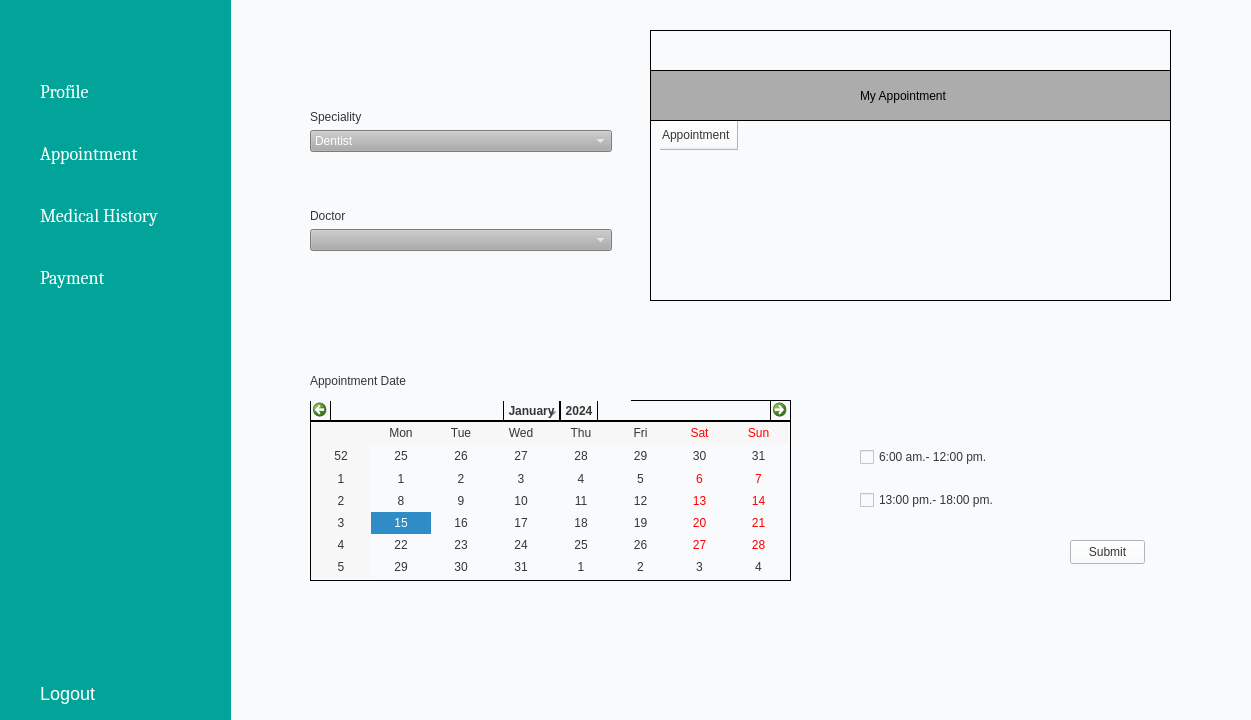
Old version of the form src/gui/ui/MainWindowDoctor.ui in the repository RoronoaZoro321/Healthcare-Management-System.
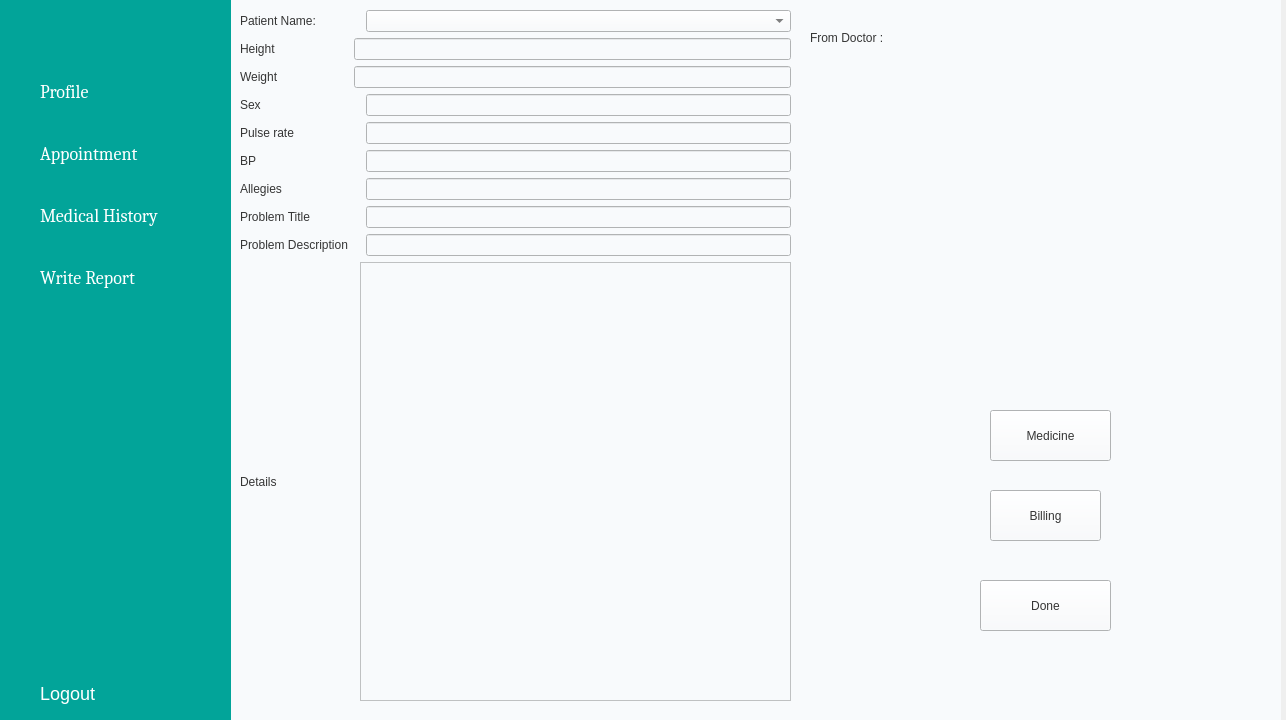
New version of the form. Icons and pictures are not drawn.

```diff
--- a/src/gui/ui/MainWindowDoctor.ui
+++ b/src/gui/ui/MainWindowDoctor.ui
@@ -6,7 +6,7 @@
    <rect>
     <x>0</x>
     <y>0</y>
-    <width>1251</width>
+    <width>1286</width>
     <height>720</height>
    </rect>
   </property>
@@ -34,7 +34,7 @@
      <item row="0" column="1">
       <widget class="QStackedWidget" name="stackedWidget">
        <property name="currentIndex">
-        <number>1</number>
+        <number>3</number>
        </property>
        <widget class="QWidget" name="page">
         <layout class="QGridLayout" name="gridLayout">
@@ -174,279 +174,342 @@
           <rect>
            <x>-30</x>
            <y>-10</y>
-           <width>1041</width>
+           <width>1051</width>
            <height>721</height>
           </rect>
          </property>
          <property name="locale">
           <locale language="English" country="UnitedStates"/>
          </property>
-         <widget class="QCalendarWidget" name="Calendar">
+         <widget class="QLabel" name="label_2">
           <property name="geometry">
            <rect>
-            <x>110</x>
-            <y>410</y>
-            <width>481</width>
-            <height>181</height>
+            <x>420</x>
+            <y>300</y>
+            <width>141</width>
+            <height>101</height>
            </rect>
-          </property>
-          <property name="styleSheet">
-           <string notr="true">border: 1px solid black;
-font: 8pt &quot;Cambria&quot;;
-
-</string>
-          </property>
-          <property name="locale">
-           <locale language="English" country="UnitedStates"/>
-          </property>
-         </widget>
-         <widget class="QPushButton" name="Submit">
-          <property name="geometry">
-           <rect>
-            <x>870</x>
-            <y>550</y>
-            <width>75</width>
-            <height>24</height>
-           </rect>
-          </property>
-          <property name="styleSheet">
-           <string notr="true">font: 8pt &quot;Cambria&quot;;
-</string>
           </property>
           <property name="text">
-           <string>Submit</string>
+           <string>appointment</string>
           </property>
          </widget>
-         <widget class="QWidget" name="layoutWidget">
+        </widget>
+       </widget>
+       <widget class="QWidget" name="page_3">
+        <widget class="QWidget" name="widget_8" native="true">
+         <property name="geometry">
+          <rect>
+           <x>-10</x>
+           <y>-10</y>
+           <width>1051</width>
+           <height>721</height>
+          </rect>
+         </property>
+         <widget class="QTextEdit" name="textEdit">
           <property name="geometry">
            <rect>
-            <x>660</x>
-            <y>440</y>
-            <width>279</width>
-            <height>99</height>
-           </rect>
-          </property>
-          <layout class="QVBoxLayout" name="verticalLayout_3">
-           <item>
-            <widget class="QCheckBox" name="checkBox">
-             <property name="styleSheet">
-              <string notr="true">font: 10pt &quot;Cambria&quot;;
-</string>
-             </property>
-             <property name="text">
-              <string>6:00 am.- 12:00 pm.</string>
-             </property>
-            </widget>
-           </item>
-           <item>
-            <widget class="QCheckBox" name="checkBox_2">
-             <property name="styleSheet">
-              <string notr="true">font: 10pt &quot;Cambria&quot;;
-</string>
-             </property>
-             <property name="text">
-              <string>13:00 pm.- 18:00 pm.</string>
-             </property>
-            </widget>
-           </item>
-          </layout>
-         </widget>
-         <widget class="QWidget" name="widget_8" native="true">
-          <property name="geometry">
-           <rect>
-            <x>450</x>
-            <y>40</y>
-            <width>521</width>
-            <height>271</height>
-           </rect>
-          </property>
-          <property name="styleSheet">
-           <string notr="true">border: 1px solid black;
-background: #F8FAFC;</string>
-          </property>
-          <widget class="QTableWidget" name="tableWidget">
-           <property name="geometry">
-            <rect>
-             <x>10</x>
-             <y>90</y>
-             <width>501</width>
-             <height>171</height>
-            </rect>
-           </property>
-           <property name="styleSheet">
-            <string notr="true">font: 12pt &quot;Cambria&quot;;
-border: None;</string>
-           </property>
-           <row>
-            <property name="text">
-             <string>Appointment</string>
-            </property>
-           </row>
-          </widget>
-          <widget class="QWidget" name="widget_9" native="true">
-           <property name="geometry">
-            <rect>
-             <x>0</x>
-             <y>40</y>
-             <width>521</width>
-             <height>51</height>
-            </rect>
-           </property>
-           <property name="styleSheet">
-            <string notr="true">background: #ACACAC;</string>
-           </property>
-           <widget class="QLabel" name="label_7">
-            <property name="geometry">
-             <rect>
-              <x>210</x>
-              <y>10</y>
-              <width>191</width>
-              <height>31</height>
-             </rect>
-            </property>
-            <property name="styleSheet">
-             <string notr="true">font: 14pt &quot;Cambria&quot;;
-color: black;
-border: None;</string>
-            </property>
-            <property name="text">
-             <string>My Appointment</string>
-            </property>
-           </widget>
-          </widget>
-         </widget>
-         <widget class="QLabel" name="label_6">
-          <property name="geometry">
-           <rect>
-            <x>110</x>
-            <y>370</y>
-            <width>321</width>
+            <x>570</x>
+            <y>80</y>
+            <width>301</width>
             <height>41</height>
            </rect>
           </property>
+          <property name="placeholderText">
+           <string>Enter Patient ID</string>
+          </property>
+         </widget>
+         <widget class="QTableWidget" name="tableWidget">
+          <property name="geometry">
+           <rect>
+            <x>120</x>
+            <y>170</y>
+            <width>761</width>
+            <height>431</height>
+           </rect>
+          </property>
           <property name="styleSheet">
-           <string notr="true">font: 12pt &quot;Cambria&quot;;</string>
+           <string notr="true">border: none;</string>
           </property>
-          <property name="text">
-           <string>Appointment Date</string>
+          <property name="showGrid">
+           <bool>false</bool>
           </property>
+          <attribute name="horizontalHeaderStretchLastSection">
+           <bool>false</bool>
+          </attribute>
+          <attribute name="verticalHeaderVisible">
+           <bool>false</bool>
+          </attribute>
+          <attribute name="verticalHeaderStretchLastSection">
+           <bool>false</bool>
+          </attribute>
+          <row>
+           <property name="text">
+            <string>New Row</string>
+           </property>
+          </row>
+          <row>
+           <property name="text">
+            <string>New Row</string>
+           </property>
+          </row>
+          <column>
+           <property name="text">
+            <string>Patient id</string>
+           </property>
+          </column>
+          <column>
+           <property name="text">
+            <string>Patient Name</string>
+           </property>
+          </column>
+          <column>
+           <property name="text">
+            <string>Doctor</string>
+           </property>
+          </column>
+          <column>
+           <property name="text">
+            <string/>
+           </property>
+          </column>
          </widget>
-         <widget class="QWidget" name="layoutWidget_1">
+        </widget>
+       </widget>
+       <widget class="QWidget" name="page_4">
+        <widget class="QWidget" name="widget_7" native="true">
+         <property name="geometry">
+          <rect>
+           <x>-10</x>
+           <y>-10</y>
+           <width>1051</width>
+           <height>721</height>
+          </rect>
+         </property>
+         <widget class="QWidget" name="widget_9" native="true">
           <property name="geometry">
            <rect>
-            <x>110</x>
-            <y>120</y>
-            <width>302</width>
-            <height>141</height>
+            <x>20</x>
+            <y>20</y>
+            <width>551</width>
+            <height>691</height>
            </rect>
           </property>
-          <layout class="QVBoxLayout" name="verticalLayout_4">
-           <item>
-            <widget class="QLabel" name="label_2">
-             <property name="styleSheet">
-              <string notr="true">font: 12pt &quot;Cambria&quot;;
-</string>
+          <layout class="QGridLayout" name="gridLayout_3">
+           <item row="7" column="3">
+            <widget class="QLineEdit" name="lineEdit_6"/>
+           </item>
+           <item row="10" column="0">
+            <widget class="QLabel" name="label_13">
+             <property name="text">
+              <string>Problem Description</string>
              </property>
+            </widget>
+           </item>
+           <item row="9" column="0">
+            <widget class="QLabel" name="label_11">
              <property name="text">
-              <string>Speciality</string>
+              <string>Problem Title</string>
              </property>
             </widget>
            </item>
-           <item>
-            <widget class="QComboBox" name="Speciality">
-             <property name="styleSheet">
-              <string notr="true">background: #ACACAC;
-font: 12pt &quot;Cambria&quot;;
-color: white;</string>
+           <item row="18" column="2" colspan="2">
+            <widget class="QTextEdit" name="textEdit_2"/>
+           </item>
+           <item row="6" column="0">
+            <widget class="QLabel" name="label_10">
+             <property name="text">
+              <string>BP</string>
              </property>
-             <property name="editable">
-              <bool>false</bool>
+            </widget>
+           </item>
+           <item row="6" column="3">
+            <widget class="QLineEdit" name="lineEdit_5"/>
+           </item>
+           <item row="7" column="0">
+            <widget class="QLabel" name="label_14">
+             <property name="text">
+              <string>Allegies</string>
              </property>
-             <property name="currentText">
-              <string>Dentist</string>
+            </widget>
+           </item>
+           <item row="18" column="0">
+            <widget class="QLabel" name="label_12">
+             <property name="text">
+              <string>Details</string>
              </property>
-             <item>
-              <property name="text">
-               <string>Dentist</string>
-              </property>
-             </item>
-             <item>
-              <property name="text">
-               <string>Cardiology</string>
-              </property>
-             </item>
-             <item>
-              <property name="text">
-               <string>Pediatrics</string>
-              </property>
-             </item>
-             <item>
-              <property name="text">
-               <string>Surgery</string>
-              </property>
-             </item>
-             <item>
-              <property name="text">
-               <string>Obsterics and Gynaecology</string>
-              </property>
-             </item>
             </widget>
            </item>
-           <item>
-            <spacer name="verticalSpacer_2">
-             <property name="orientation">
-              <enum>Qt::Vertical</enum>
+           <item row="0" column="3">
+            <widget class="QComboBox" name="comboBox"/>
+           </item>
+           <item row="4" column="0">
+            <widget class="QLabel" name="label_15">
+             <property name="text">
+              <string>Sex</string>
              </property>
-             <property name="sizeHint" stdset="0">
-              <size>
-               <width>296</width>
-               <height>13</height>
-              </size>
+            </widget>
+           </item>
+           <item row="4" column="3">
+            <widget class="QLineEdit" name="lineEdit_3"/>
+           </item>
+           <item row="3" column="1" colspan="3">
+            <widget class="QLineEdit" name="lineEdit_2"/>
+           </item>
+           <item row="9" column="3">
+            <widget class="QLineEdit" name="lineEdit_7"/>
+           </item>
+           <item row="2" column="0">
+            <widget class="QLabel" name="label_7">
+             <property name="text">
+              <string>Height</string>
              </property>
-            </spacer>
+            </widget>
            </item>
-           <item>
+           <item row="2" column="1" colspan="3">
+            <widget class="QLineEdit" name="lineEdit"/>
+           </item>
+           <item row="0" column="0" colspan="3">
             <widget class="QLabel" name="label_3">
-             <property name="styleSheet">
-              <string notr="true">font: 12pt &quot;Cambria&quot;;</string>
+             <property name="text">
+              <string>Patient Name:</string>
              </property>
+            </widget>
+           </item>
+           <item row="10" column="3">
+            <widget class="QLineEdit" name="lineEdit_8"/>
+           </item>
+           <item row="5" column="3">
+            <widget class="QLineEdit" name="lineEdit_4"/>
+           </item>
+           <item row="3" column="0">
+            <widget class="QLabel" name="label_8">
              <property name="text">
-              <string>Doctor</string>
+              <string>Weight</string>
              </property>
             </widget>
            </item>
+           <item row="5" column="0">
+            <widget class="QLabel" name="label_9">
+             <property name="text">
+              <string>Pulse rate</string>
+             </property>
+            </widget>
+           </item>
+          </layout>
+         </widget>
+         <widget class="QWidget" name="widget_10" native="true">
+          <property name="geometry">
+           <rect>
+            <x>590</x>
+            <y>70</y>
+            <width>431</width>
+            <height>331</height>
+           </rect>
+          </property>
+          <layout class="QVBoxLayout" name="verticalLayout_3">
            <item>
-            <widget class="QComboBox" name="Doctor">
-             <property name="styleSheet">
-              <string notr="true">font: 12pt &quot;Cambria&quot;;
-background: #ACACAC;
-color: white;</string>
+            <widget class="QLabel" name="label_17">
+             <property name="text">
+              <string/>
              </property>
             </widget>
            </item>
+           <item>
+            <widget class="QLabel" name="label_18">
+             <property name="text">
+              <string/>
+             </property>
+            </widget>
+           </item>
+           <item>
+            <widget class="QLabel" name="label_19">
+             <property name="text">
+              <string/>
+             </property>
+            </widget>
+           </item>
+           <item>
+            <widget class="QLabel" name="label_20">
+             <property name="text">
+              <string/>
+             </property>
+            </widget>
+           </item>
+           <item>
+            <widget class="QLabel" name="label_21">
+             <property name="text">
+              <string/>
+             </property>
+            </widget>
+           </item>
           </layout>
          </widget>
-        </widget>
-       </widget>
-       <widget class="QWidget" name="page_3">
-        <widget class="QLabel" name="history_page">
-         <property name="geometry">
-          <rect>
-           <x>0</x>
-           <y>60</y>
-           <width>1011</width>
-           <height>611</height>
-          </rect>
-         </property>
-         <property name="styleSheet">
-          <string notr="true">color: black;</string>
-         </property>
-         <property name="text">
-          <string>Medical History</string>
-         </property>
-         <property name="alignment">
-          <set>Qt::AlignCenter</set>
-         </property>
+         <widget class="QPushButton" name="pushButton_5">
+          <property name="geometry">
+           <rect>
+            <x>760</x>
+            <y>590</y>
+            <width>131</width>
+            <height>51</height>
+           </rect>
+          </property>
+          <property name="text">
+           <string>Done</string>
+          </property>
+         </widget>
+         <widget class="QPushButton" name="pushButton_6">
+          <property name="geometry">
+           <rect>
+            <x>770</x>
+            <y>420</y>
+            <width>121</width>
+            <height>51</height>
+           </rect>
+          </property>
+          <property name="text">
+           <string>Medicine</string>
+          </property>
+         </widget>
+         <widget class="QPushButton" name="pushButton_7">
+          <property name="geometry">
+           <rect>
+            <x>770</x>
+            <y>500</y>
+            <width>111</width>
+            <height>51</height>
+           </rect>
+          </property>
+          <property name="text">
+           <string>Billing</string>
+          </property>
+         </widget>
+         <widget class="QLabel" name="label_6">
+          <property name="geometry">
+           <rect>
+            <x>590</x>
+            <y>40</y>
+            <width>131</width>
+            <height>16</height>
+           </rect>
+          </property>
+          <property name="text">
+           <string>From Doctor :</string>
+          </property>
+         </widget>
+         <widget class="QLabel" name="label_16">
+          <property name="geometry">
+           <rect>
+            <x>720</x>
+            <y>40</y>
+            <width>131</width>
+            <height>16</height>
+           </rect>
+          </property>
+          <property name="text">
+           <string/>
+          </property>
+         </widget>
         </widget>
        </widget>
       </widget>
@@ -718,7 +781,7 @@
 </string>
        </property>
        <property name="text">
-        <string>Payment</string>
+        <string>Write Report</string>
        </property>
        <property name="icon">
         <iconset resource="resource.qrc">
```
